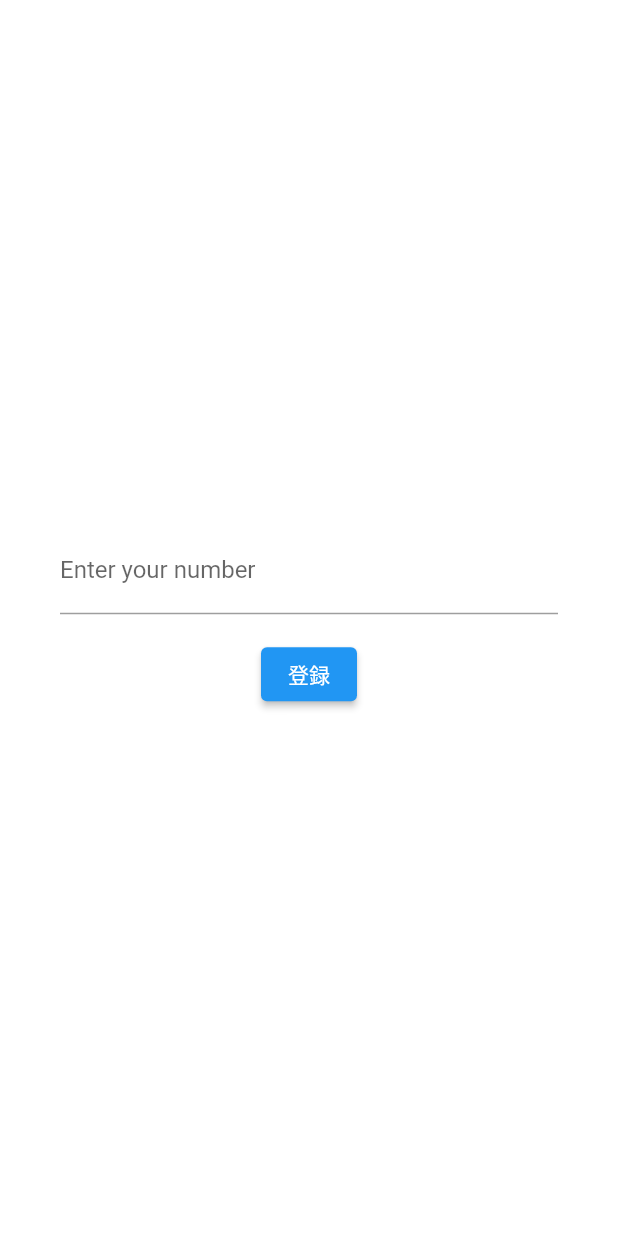
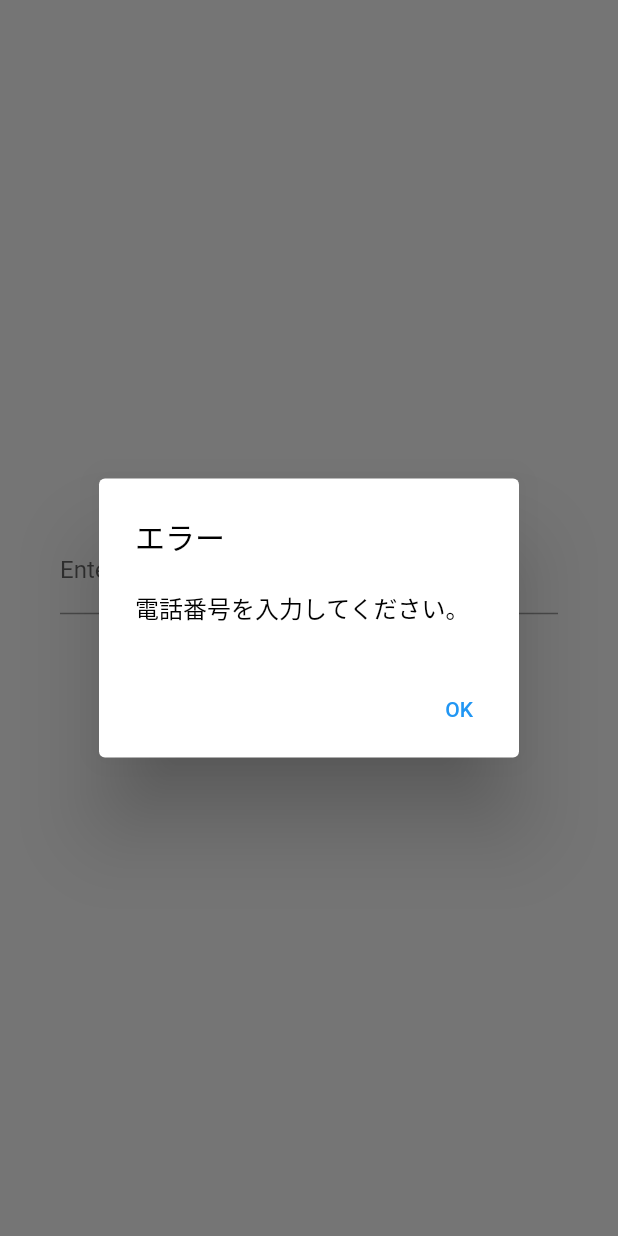
Before and after one commit to tanvimittal/watching-flutter, a Flutter app: the screen it shows after launch, after a tap on "登録", on a phone screen of 412 x 824 dp. Run offline on Flutter 3.47's test engine with Material 2 defaults, Android fonts, the phone set to English and light mode, and no system bars; our stand-ins replace dio; generated files the repository leaves out were written again.

Commit message:
- Registering phone number on server. - Common class for alert dialog box.

```diff
--- /dev/null
+++ b/lib/ui/alert_dialog_error.dart
@@ -0,0 +1,38 @@
+import 'package:flutter/material.dart';
+
+class ShowDialog {
+
+ static Future<void> showAlertDialog(BuildContext context, String title, String errorMessage) async {
+    return showDialog<void>(
+      context: context,
+      barrierDismissible: false, // user must tap button!
+      builder: (BuildContext context) {
+        return AlertDialog(
+          title: Text(title,
+          style: TextStyle(
+            color: Colors.black
+          ),),
+          content: SingleChildScrollView(
+            child: ListBody(
+              children: <Widget>[
+                Text(errorMessage,
+              style: TextStyle(
+                  color: Colors.black
+              ),),
+              ],
+            ),
+          ),
+          actions: <Widget>[
+            TextButton(
+              child: Text('OK',
+              ),
+              onPressed: () {
+                Navigator.of(context).pop();
+              },
+            ),
+          ],
+        );
+      },
+    );
+  }
+}
--- a/lib/ui/phone_number.dart
+++ b/lib/ui/phone_number.dart
@@ -4,6 +4,7 @@ import 'package:flutter/services.dart';
 import 'package:watching_flutter/model/phone_number_post.dart';
 import 'package:watching_flutter/model/user.dart';
 import 'package:watching_flutter/model/user_post.dart';
+import 'package:watching_flutter/ui/alert_dialog_error.dart';
 
 import '../http_service.dart';
 
@@ -77,16 +78,32 @@ class _PhoneNumberState extends State<PhoneNumber> {
     );
   }
 
+  // This function will register user on server
   void _registerUser() {
     String phoneNumber = myController.text;
     UserPost userPost = UserPost(countryCode: "JP", original: phoneNumber);
-    print(userPost.original);
-    getUser(PhoneNumberPost(userPost: userPost));
+    phoneNumber = check(phoneNumber);
+    if (phoneNumber!=null) {
+      print(userPost.original);
+      getUser(PhoneNumberPost(userPost: userPost));
+    }
   }
 
-  _developerlibs() async {
-    var dio = Dio();
-    Response response = await dio.get('https://www.google.com/');
-    print(response.data);
+  /// This function takes phoneNumber and returns phone number after deleting first
+  /// number, if it is of 11 digits
+  String check(String phoneNumber) {
+    if (phoneNumber.isEmpty) {
+      ShowDialog.showAlertDialog(context, 'エラー', '電話番号を入力してください。');
+      return null;
+    }
+
+    if (phoneNumber.length !=11 ) {
+      ShowDialog.showAlertDialog(context, 'エラー', '電話番号の桁数に誤りがあります。');
+      return null;
+    }
+
+    return phoneNumber.substring(1);
+
   }
+
 }
```
